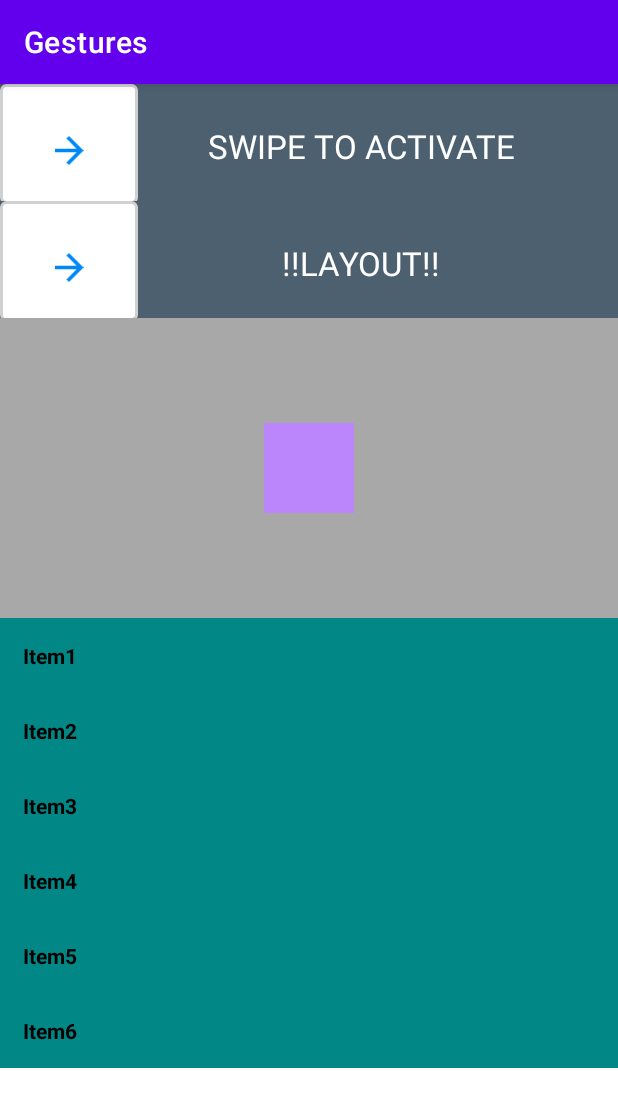
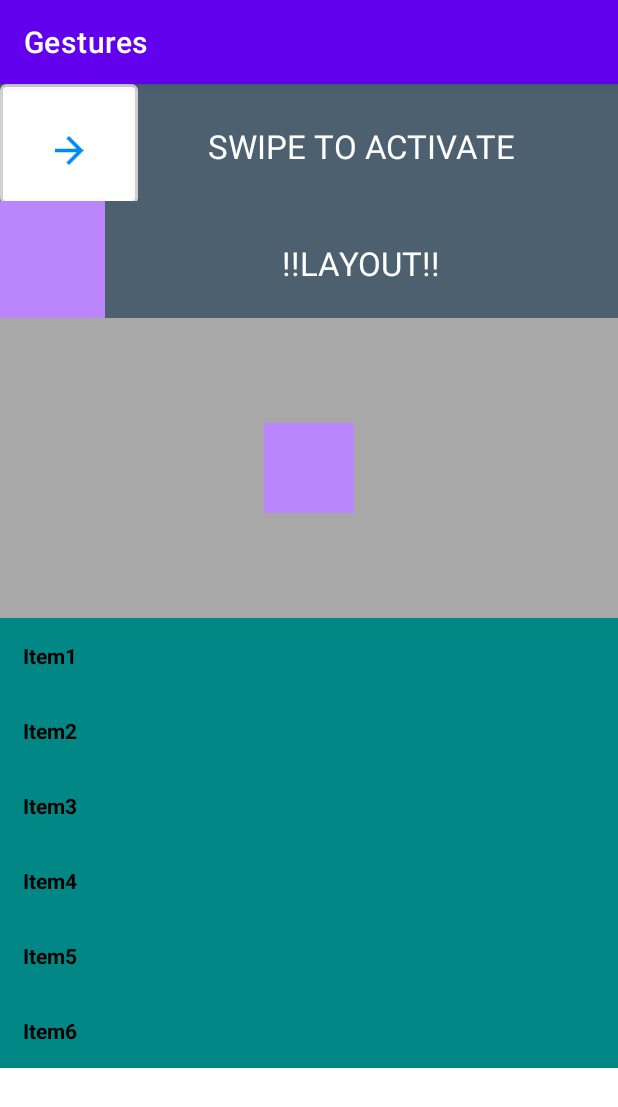
Before and after one commit to BrandonQuintanilla/GesturesViewsExamples, an Android app: the screen it shows after launch (MainActivity), on a phone screen of 412 x 824 dp. Shown: the top 1107 px of the screen. Run offline under Robolectric (Android 15) with nearby library versions, the phone set to English and light mode, and no system bars.

Commit message:
Replaced innerButton to a layout inflated

```diff
--- a/app/src/main/java/com/experimental/gestures/component/SwipeLayout.kt
+++ b/app/src/main/java/com/experimental/gestures/component/SwipeLayout.kt
@@ -14,6 +14,7 @@ import android.view.ViewGroup
 import android.view.animation.AccelerateDecelerateInterpolator
 import android.widget.*
 import androidx.core.content.ContextCompat
+import androidx.core.view.children
 import com.experimental.gestures.R
 
 /**
@@ -22,6 +23,7 @@ import com.experimental.gestures.R
 class SwipeLayout @JvmOverloads constructor(
     ctx: Context, attrs: AttributeSet? = null
 ) : FrameLayout(ctx, attrs) {
+
     private var swipeButtonInner: ImageView? = null
     private var initialX = 0f
     var isActive = false
@@ -50,6 +52,11 @@ class SwipeLayout @JvmOverloads constructor(
         background!!.background = drawable
     }
 
+    override fun onAttachedToWindow() {
+        super.onAttachedToWindow()
+        swipeButtonInner = children.find { it is ImageView } as? ImageView
+    }
+
     private fun setup(
         context: Context,
         attrs: AttributeSet?
@@ -71,8 +78,8 @@ class SwipeLayout @JvmOverloads constructor(
         )
         layoutParams.addRule(RelativeLayout.CENTER_IN_PARENT, RelativeLayout.TRUE)
         background!!.addView(centerText, layoutParams)
-        val swipeButton = ImageView(context)
-        swipeButtonInner = swipeButton
+        //val swipeButton = ImageView(context)
+        //swipeButtonInner = swipeButton
 
         val typedArray = context.obtainStyledAttributes(
             attrs, R.styleable.SwipeLayout
@@ -155,16 +162,16 @@ class SwipeLayout @JvmOverloads constructor(
             )
             layoutParamsButton.addRule(RelativeLayout.ALIGN_PARENT_LEFT, RelativeLayout.TRUE)
             layoutParamsButton.addRule(RelativeLayout.CENTER_VERTICAL, RelativeLayout.TRUE)
-            swipeButtonInner!!.setImageDrawable(enabledDrawable)
-            addView(swipeButtonInner, layoutParamsButton)
+            //swipeButtonInner!!.setImageDrawable(enabledDrawable)
+            //addView(swipeButtonInner, layoutParamsButton)
             isActive = true
         } else {
             val layoutParamsButton =
                 RelativeLayout.LayoutParams(collapsedWidth, collapsedHeight)
             layoutParamsButton.addRule(RelativeLayout.ALIGN_PARENT_LEFT, RelativeLayout.TRUE)
             layoutParamsButton.addRule(RelativeLayout.CENTER_VERTICAL, RelativeLayout.TRUE)
-            swipeButtonInner!!.setImageDrawable(disabledDrawable)
-            addView(swipeButtonInner, layoutParamsButton)
+            //swipeButtonInner!!.setImageDrawable(disabledDrawable)
+            //addView(swipeButtonInner, layoutParamsButton)
             isActive = false
         }
         centerText.setPadding(
@@ -176,12 +183,9 @@ class SwipeLayout @JvmOverloads constructor(
         val buttonBackground =
             typedArray.getDrawable(R.styleable.SwipeButton_button_background)
         if (buttonBackground != null) {
-            swipeButtonInner!!.background = buttonBackground
+            //swipeButtonInner!!.background = buttonBackground
         } else {
-            swipeButtonInner!!.background = ContextCompat.getDrawable(
-                context,
-                R.drawable.shape_button
-            )
+            //swipeButtonInner!!.background = ContextCompat.getDrawable(context, R.drawable.shape_button)
         }
         buttonLeftPadding =
             typedArray.getDimension(R.styleable.SwipeButton_button_left_padding, 0f)
@@ -191,12 +195,12 @@ class SwipeLayout @JvmOverloads constructor(
             typedArray.getDimension(R.styleable.SwipeButton_button_right_padding, 0f)
         buttonBottomPadding =
             typedArray.getDimension(R.styleable.SwipeButton_button_bottom_padding, 0f)
-        swipeButtonInner!!.setPadding(
+        /*swipeButtonInner!!.setPadding(
             buttonLeftPadding.toInt(),
             buttonTopPadding.toInt(),
             buttonRightPadding.toInt(),
             buttonBottomPadding.toInt()
-        )
+        )*/
         hasActivationState =
             typedArray.getBoolean(R.styleable.SwipeButton_has_activate_state, true)
         typedArray.recycle()
--- a/app/src/main/res/layout/activity_main.xml
+++ b/app/src/main/res/layout/activity_main.xml
@@ -61,6 +61,11 @@
             app:lay_inner_text_size="22sp"
             app:lay_inner_text_top_padding="27dp">
 
+            <ImageView
+                android:layout_width="70dp"
+                android:background="@color/purple_200"
+                android:layout_height="match_parent" />
+
         </com.experimental.gestures.component.SwipeLayout>
 
         <FrameLayout
```
